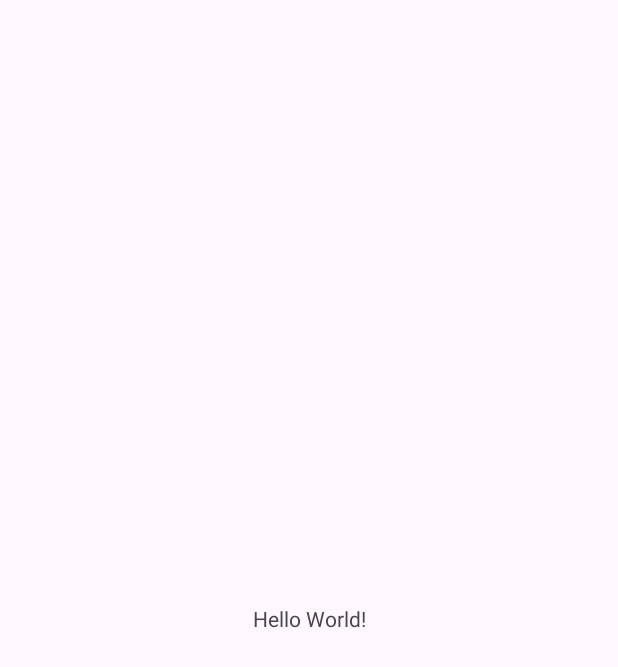
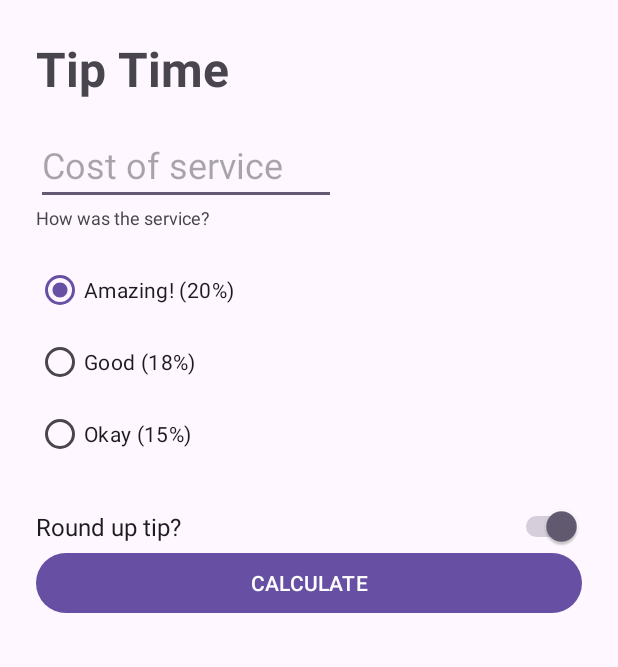
Before and after one commit to javdevia/TipTimeApp, an Android app: the screen it shows after launch (MainActivity), on a phone screen of 412 x 824 dp. Before the commit the part shown is almost empty. Shown: the top 667 px of the screen. Run offline under Robolectric (Android 15) with nearby library versions, the phone set to English and light mode, and no system bars.

Commit message:
Funcionalidad de app completa

```diff
--- a/app/build.gradle
+++ b/app/build.gradle
@@ -15,6 +15,10 @@ android {
         versionName "1.0"
 
         testInstrumentationRunner "androidx.test.runner.AndroidJUnitRunner"
+    }
+
+    buildFeatures {
+        viewBinding = true
     }
 
     buildTypes {
--- a/app/src/main/java/com/estudio/tiptime/MainActivity.kt
+++ b/app/src/main/java/com/estudio/tiptime/MainActivity.kt
@@ -2,10 +2,48 @@ package com.estudio.tiptime
 
 import androidx.appcompat.app.AppCompatActivity
 import android.os.Bundle
+import com.estudio.tiptime.databinding.ActivityMainBinding
+import java.text.NumberFormat
 
 class MainActivity : AppCompatActivity() {
+
+    private lateinit var binding: ActivityMainBinding
     override fun onCreate(savedInstanceState: Bundle?) {
         super.onCreate(savedInstanceState)
-        setContentView(R.layout.activity_main)
+        binding = ActivityMainBinding.inflate(layoutInflater)
+        setContentView(binding.root)
+
+        binding.btnCalculate.setOnClickListener { calculateTip() }
+
+    }
+
+    private fun calculateTip() {
+
+        val stringInTextField = binding.etCost.text.toString()
+        val totalCost = stringInTextField.toDoubleOrNull()
+
+        if (totalCost == null ) {
+            displayTip(0.0)
+            return
+        }
+
+        val tipPercentage = when (binding.rgTipOptions.checkedRadioButtonId) {
+            R.id.rb20 -> 0.20
+            R.id.rb18 -> 0.18
+            else -> 0.15
+        }
+
+        var tip = totalCost * tipPercentage
+        if (binding.swtRoundUp.isChecked) {
+            tip = kotlin.math.ceil(tip)
+        }
+
+        displayTip(tip)
+
+    }
+
+    private fun displayTip(tip:Double){
+        val formattedTip = NumberFormat.getCurrencyInstance().format(tip)
+        binding.tvResult.text = getString(R.string.tip_amount, formattedTip)
     }
 }
--- a/app/src/main/res/layout/activity_main.xml
+++ b/app/src/main/res/layout/activity_main.xml
@@ -4,15 +4,104 @@
     xmlns:tools="http://schemas.android.com/tools"
     android:layout_width="match_parent"
     android:layout_height="match_parent"
+    android:padding="24dp"
     tools:context=".MainActivity">
 
     <TextView
+        android:id="@+id/tvTitle"
         android:layout_width="wrap_content"
         android:layout_height="wrap_content"
-        android:text="Hello World!"
-        app:layout_constraintBottom_toBottomOf="parent"
-        app:layout_constraintEnd_toEndOf="parent"
+        android:text="@string/tip_time"
+        android:textSize="32sp"
+        android:textStyle="bold"
         app:layout_constraintStart_toStartOf="parent"
         app:layout_constraintTop_toTopOf="parent" />
 
+    <EditText
+        android:id="@+id/etCost"
+        android:layout_width="200dp"
+        android:layout_height="wrap_content"
+        android:layout_marginTop="16dp"
+        android:hint="@string/cost_of_service"
+        android:inputType="numberDecimal"
+        android:textSize="24sp"
+        app:layout_constraintStart_toStartOf="parent"
+        app:layout_constraintTop_toBottomOf="@id/tvTitle" />
+
+    <TextView
+        android:id="@+id/tvServiceQuestion"
+        android:layout_width="wrap_content"
+        android:layout_height="wrap_content"
+        android:text="@string/how_was_the_service"
+        android:textSize="12sp"
+        app:layout_constraintStart_toStartOf="parent"
+        app:layout_constraintTop_toBottomOf="@id/etCost" />
+
+    <RadioGroup
+        android:id="@+id/rgTipOptions"
+        android:layout_width="wrap_content"
+        android:layout_height="wrap_content"
+        android:layout_marginVertical="16dp"
+        android:checkedButton="@id/rb20"
+        android:orientation="vertical"
+        app:layout_constraintStart_toStartOf="parent"
+        app:layout_constraintTop_toBottomOf="@id/tvServiceQuestion">
+
+        <RadioButton
+            android:id="@+id/rb20"
+            android:layout_width="wrap_content"
+            android:layout_height="wrap_content"
+            android:text="@string/amazing_20" />
+
+        <RadioButton
+            android:id="@+id/rb18"
+            android:layout_width="wrap_content"
+            android:layout_height="wrap_content"
+            android:text="@string/good_18" />
+
+        <RadioButton
+            android:id="@+id/rb15"
+            android:layout_width="wrap_content"
+            android:layout_height="wrap_content"
+            android:text="@string/okay_15" />
+
+    </RadioGroup>
+
+    <Switch
+        android:id="@+id/swtRoundUp"
+        android:layout_marginTop="24dp"
+        android:layout_width="0dp"
+        android:layout_height="wrap_content"
+        android:text="@string/round_up_tip"
+        android:textSize="16sp"
+        android:checked="true"
+        app:layout_constraintEnd_toEndOf="parent"
+        app:layout_constraintStart_toStartOf="parent"
+        app:layout_constraintTop_toBottomOf="@id/rgTipOptions"
+        tools:ignore="UseSwitchCompatOrMaterialXml" />
+
+    <Button
+        android:id="@+id/btnCalculate"
+        android:layout_width="0dp"
+        android:layout_height="wrap_content"
+        app:layout_constraintTop_toBottomOf="@id/swtRoundUp"
+        app:layout_constraintStart_toStartOf="parent"
+        android:text="@string/calculate"
+        android:textAllCaps="true"
+        app:layout_constraintEnd_toEndOf="parent"/>
+
+    <TextView
+        android:id="@+id/tvResult"
+        android:layout_width="wrap_content"
+        android:layout_marginTop="8dp"
+        android:layout_height="wrap_content"
+        android:textSize="24sp"
+        android:textStyle="bold"
+        app:layout_constraintTop_toBottomOf="@id/btnCalculate"
+        app:layout_constraintEnd_toEndOf="parent"
+        tools:text="Your result"
+        />
+
+
+
 </androidx.constraintlayout.widget.ConstraintLayout>
--- a/app/src/main/res/values/strings.xml
+++ b/app/src/main/res/values/strings.xml
@@ -1,3 +1,12 @@
 <resources>
     <string name="app_name">TipTime</string>
+    <string name="tip_time">Tip Time</string>
+    <string name="cost_of_service">Cost of service</string>
+    <string name="how_was_the_service">How was the service?</string>
+    <string name="okay_15">Okay (15%)</string>
+    <string name="good_18">Good (18%)</string>
+    <string name="amazing_20">Amazing! (20%)</string>
+    <string name="round_up_tip">Round up tip?</string>
+    <string name="calculate">Calculate</string>
+    <string name="tip_amount">Tip Amount: %s</string>
 </resources>
--- a/app/src/main/res/values/themes.xml
+++ b/app/src/main/res/values/themes.xml
@@ -5,5 +5,6 @@
         <!-- <item name="colorPrimary">@color/my_light_primary</item> -->
     </style>
 
+
     <style name="Theme.TipTime" parent="Base.Theme.TipTime" />
 </resources>
```
